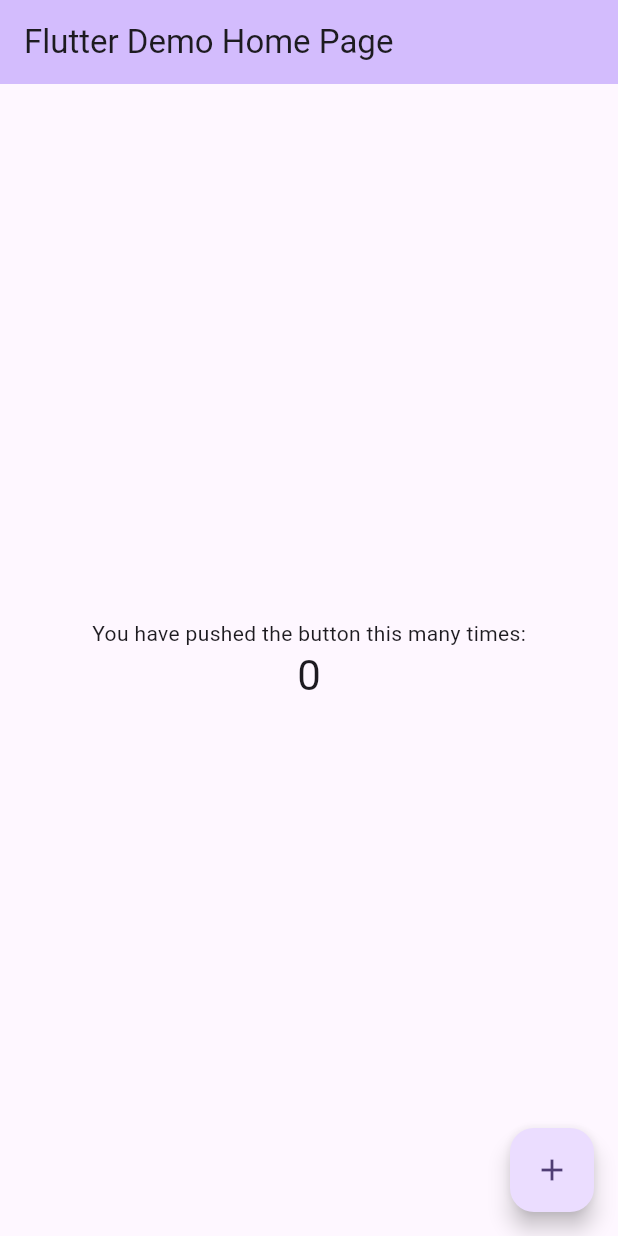
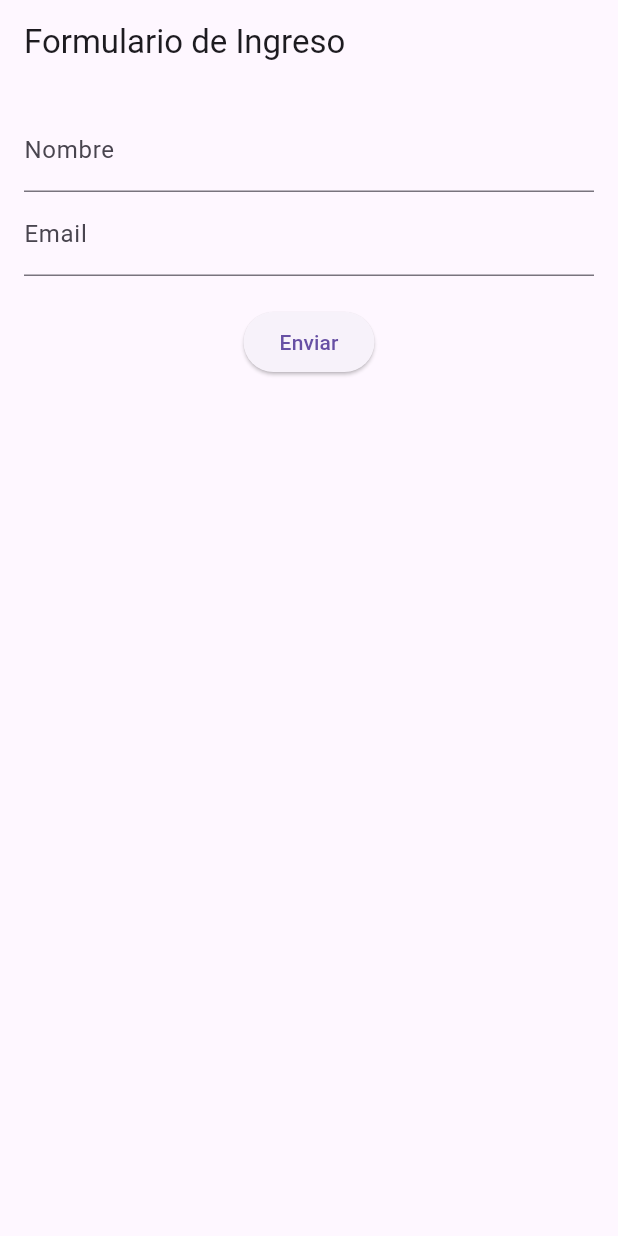
Before and after one commit to taek18/practica-github, a Flutter app: the screen it shows after launch, on a phone screen of 412 x 824 dp. Run offline on Flutter 3.47's test engine with Material 3 defaults, Android fonts, the light colour scheme and no system bars.

Commit message:
Se creo una vista con un formulario que registra el nombre y la edad

```diff
--- /dev/null
+++ b/lib/Vista/vista-form.dart
@@ -0,0 +1,73 @@
+import 'package:flutter/material.dart';
+
+class FormularioView extends StatefulWidget {
+  @override
+  _FormularioViewState createState() => _FormularioViewState();
+}
+
+class _FormularioViewState extends State<FormularioView> {
+  final _formKey = GlobalKey<FormState>();
+  final TextEditingController _nombreController = TextEditingController();
+  final TextEditingController _emailController = TextEditingController();
+
+  void _submitForm() {
+    if (_formKey.currentState!.validate()) {
+
+      // Puedes manejar la información ingresada aquí
+
+
+      // O realizar otras acciones como guardar en la base de datos
+    }
+  }
+
+  @override
+  Widget build(BuildContext context) {
+    return Scaffold(
+      appBar: AppBar(
+        title: Text('Formulario de Ingreso'),
+      ),
+      body: Padding(
+        padding: const EdgeInsets.all(16.0),
+        child: Form(
+          key: _formKey,
+          child: Column(
+            children: <Widget>[
+              TextFormField(
+                controller: _nombreController,
+                decoration: InputDecoration(labelText: 'Nombre'),
+                validator: (value) {
+                  if (value == null || value.isEmpty) {
+                    return 'Por favor ingrese su nombre';
+                  }
+                  return null;
+                },
+              ),
+              TextFormField(
+                controller: _emailController,
+                decoration: InputDecoration(labelText: 'Email'),
+                validator: (value) {
+                  if (value == null || value.isEmpty) {
+                    return 'Por favor ingrese su email';
+                  }
+                  return null;
+                },
+              ),
+              SizedBox(height: 20),
+              ElevatedButton(
+                onPressed: _submitForm,
+                child: Text('Enviar'),
+              ),
+            ],
+          ),
+        ),
+      ),
+    );
+  }
+
+  @override
+  void dispose() {
+    _nombreController.dispose();
+    _emailController.dispose();
+    super.dispose();
+  }
+}
--- a/lib/main.dart
+++ b/lib/main.dart
@@ -1,125 +1,19 @@
 import 'package:flutter/material.dart';
+import 'package:practica_git/Vista/vista-form.dart';
 
 void main() {
-  runApp(const MyApp());
+  runApp(MyApp());
 }
 
 class MyApp extends StatelessWidget {
-  const MyApp({super.key});
-
-  // This widget is the root of your application.
   @override
   Widget build(BuildContext context) {
     return MaterialApp(
-      title: 'Flutter Demo',
+      title: 'Formulario en Flutter',
       theme: ThemeData(
-        // This is the theme of your application.
-        //
-        // TRY THIS: Try running your application with "flutter run". You'll see
-        // the application has a purple toolbar. Then, without quitting the app,
-        // try changing the seedColor in the colorScheme below to Colors.green
-        // and then invoke "hot reload" (save your changes or press the "hot
-        // reload" button in a Flutter-supported IDE, or press "r" if you used
-        // the command line to start the app).
-        //
-        // Notice that the counter didn't reset back to zero; the application
-        // state is not lost during the reload. To reset the state, use hot
-        // restart instead.
-        //
-        // This works for code too, not just values: Most code changes can be
-        // tested with just a hot reload.
-        colorScheme: ColorScheme.fromSeed(seedColor: Colors.deepPurple),
-        useMaterial3: true,
+        primarySwatch: Colors.blue,
       ),
-      home: const MyHomePage(title: 'Flutter Demo Home Page'),
+      home: FormularioView(), // Llama a la vista del formulario
     );
   }
 }
-
-class MyHomePage extends StatefulWidget {
-  const MyHomePage({super.key, required this.title});
-
-  // This widget is the home page of your application. It is stateful, meaning
-  // that it has a State object (defined below) that contains fields that affect
-  // how it looks.
-
-  // This class is the configuration for the state. It holds the values (in this
-  // case the title) provided by the parent (in this case the App widget) and
-  // used by the build method of the State. Fields in a Widget subclass are
-  // always marked "final".
-
-  final String title;
-
-  @override
-  State<MyHomePage> createState() => _MyHomePageState();
-}
-
-class _MyHomePageState extends State<MyHomePage> {
-  int _counter = 0;
-
-  void _incrementCounter() {
-    setState(() {
-      // This call to setState tells the Flutter framework that something has
-      // changed in this State, which causes it to rerun the build method below
-      // so that the display can reflect the updated values. If we changed
-      // _counter without calling setState(), then the build method would not be
-      // called again, and so nothing would appear to happen.
-      _counter++;
-    });
-  }
-
-  @override
-  Widget build(BuildContext context) {
-    // This method is rerun every time setState is called, for instance as done
-    // by the _incrementCounter method above.
-    //
-    // The Flutter framework has been optimized to make rerunning build methods
-    // fast, so that you can just rebuild anything that needs updating rather
-    // than having to individually change instances of widgets.
-    return Scaffold(
-      appBar: AppBar(
-        // TRY THIS: Try changing the color here to a specific color (to
-        // Colors.amber, perhaps?) and trigger a hot reload to see the AppBar
-        // change color while the other colors stay the same.
-        backgroundColor: Theme.of(context).colorScheme.inversePrimary,
-        // Here we take the value from the MyHomePage object that was created by
-        // the App.build method, and use it to set our appbar title.
-        title: Text(widget.title),
-      ),
-      body: Center(
-        // Center is a layout widget. It takes a single child and positions it
-        // in the middle of the parent.
-        child: Column(
-          // Column is also a layout widget. It takes a list of children and
-          // arranges them vertically. By default, it sizes itself to fit its
-          // children horizontally, and tries to be as tall as its parent.
-          //
-          // Column has various properties to control how it sizes itself and
-          // how it positions its children. Here we use mainAxisAlignment to
-          // center the children vertically; the main axis here is the vertical
-          // axis because Columns are vertical (the cross axis would be
-          // horizontal).
-          //
-          // TRY THIS: Invoke "debug painting" (choose the "Toggle Debug Paint"
-          // action in the IDE, or press "p" in the console), to see the
-          // wireframe for each widget.
-          mainAxisAlignment: MainAxisAlignment.center,
-          children: <Widget>[
-            const Text(
-              'You have pushed the button this many times:',
-            ),
-            Text(
-              '$_counter',
-              style: Theme.of(context).textTheme.headlineMedium,
-            ),
-          ],
-        ),
-      ),
-      floatingActionButton: FloatingActionButton(
-        onPressed: _incrementCounter,
-        tooltip: 'Increment',
-        child: const Icon(Icons.add),
-      ), // This trailing comma makes auto-formatting nicer for build methods.
-    );
-  }
-}
```
Also changed, not shown: 1 other file.
